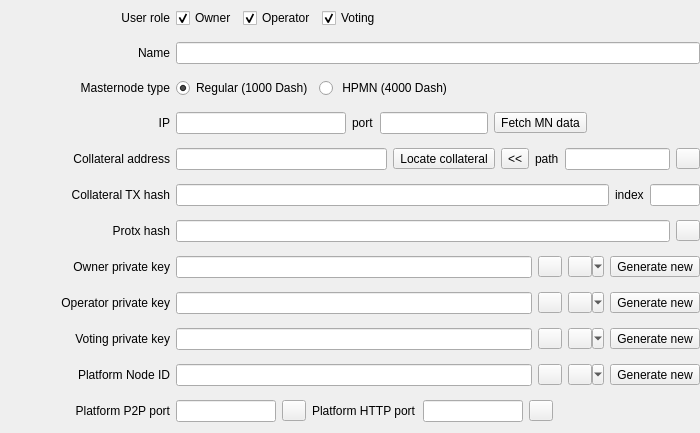
The window that src/ui/ui_masternode_details_wdg.ui (Bertrand256/dash-masternode-tool) describes before a commit, drawn with Qt 5.
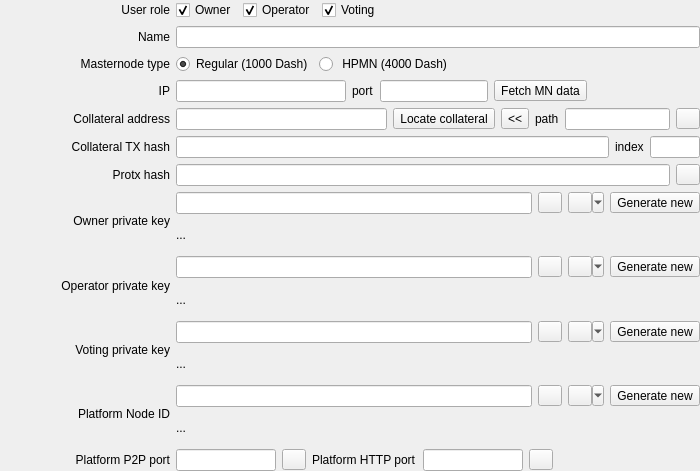
The same window after the commit.

Commit message: MN details: changed the way the key-related error messages are displayed

Diff of the .ui file:
```diff
--- a/src/ui/ui_masternode_details_wdg.ui
+++ b/src/ui/ui_masternode_details_wdg.ui
@@ -7,7 +7,7 @@
     <x>0</x>
     <y>0</y>
     <width>700</width>
-    <height>433</height>
+    <height>471</height>
    </rect>
   </property>
   <property name="sizePolicy">
@@ -499,6 +499,10 @@
          </widget>
         </item>
         <item>
+         <layout class="QVBoxLayout" name="verticalLayout_6">
+          <item>
+           <layout class="QHBoxLayout" name="horizontalLayout_16">
+            <item>
          <widget class="QLineEdit" name="edtOwnerKey">
           <property name="echoMode">
            <enum>QLineEdit::Password</enum>
@@ -568,6 +572,17 @@
        </layout>
       </item>
       <item>
+           <widget class="QLabel" name="lblOwnerKeyMsg">
+            <property name="text">
+             <string>...</string>
+            </property>
+           </widget>
+          </item>
+         </layout>
+        </item>
+       </layout>
+      </item>
+      <item>
        <layout class="QHBoxLayout" name="horizontalLayout_8">
         <item>
          <widget class="QLabel" name="lblOperatorKey">
@@ -586,6 +601,10 @@
          </widget>
         </item>
         <item>
+         <layout class="QVBoxLayout" name="verticalLayout_5">
+          <item>
+           <layout class="QHBoxLayout" name="horizontalLayout_15">
+            <item>
          <widget class="QLineEdit" name="edtOperatorKey">
           <property name="echoMode">
            <enum>QLineEdit::Password</enum>
@@ -655,6 +674,17 @@
        </layout>
       </item>
       <item>
+           <widget class="QLabel" name="lblOperatorKeyMsg">
+            <property name="text">
+             <string>...</string>
+            </property>
+           </widget>
+          </item>
+         </layout>
+        </item>
+       </layout>
+      </item>
+      <item>
        <layout class="QHBoxLayout" name="horizontalLayout_9">
         <item>
          <widget class="QLabel" name="lblVotingKey">
@@ -673,6 +703,10 @@
          </widget>
         </item>
         <item>
+         <layout class="QVBoxLayout" name="verticalLayout_4">
+          <item>
+           <layout class="QHBoxLayout" name="horizontalLayout_14">
+            <item>
          <widget class="QLineEdit" name="edtVotingKey">
           <property name="echoMode">
            <enum>QLineEdit::Password</enum>
@@ -742,6 +776,17 @@
        </layout>
       </item>
       <item>
+           <widget class="QLabel" name="lblVotingKeyMsg">
+            <property name="text">
+             <string>...</string>
+            </property>
+           </widget>
+          </item>
+         </layout>
+        </item>
+       </layout>
+      </item>
+      <item>
        <layout class="QHBoxLayout" name="horizontalLayout_11">
         <item>
          <widget class="QLabel" name="lblPlatformNodeId">
@@ -760,6 +805,10 @@
          </widget>
         </item>
         <item>
+         <layout class="QVBoxLayout" name="verticalLayout_3">
+          <item>
+           <layout class="QHBoxLayout" name="horizontalLayout_4">
+            <item>
          <widget class="QLineEdit" name="edtPlatformNodeKey">
           <property name="echoMode">
            <enum>QLineEdit::Normal</enum>
@@ -826,6 +875,17 @@
        </layout>
       </item>
       <item>
+           <widget class="QLabel" name="lblPlatformNodeMsg">
+            <property name="text">
+             <string>...</string>
+            </property>
+           </widget>
+          </item>
+         </layout>
+        </item>
+       </layout>
+      </item>
+      <item>
        <layout class="QHBoxLayout" name="horizontalLayout_13">
         <item>
          <widget class="QLabel" name="lblPlatformP2PPort">
```
Left out of the diff: 3 changed lines with no effect on the pictures. Lines whose indentation alone changed are shown as unchanged. The commit also changes 5 other files.
